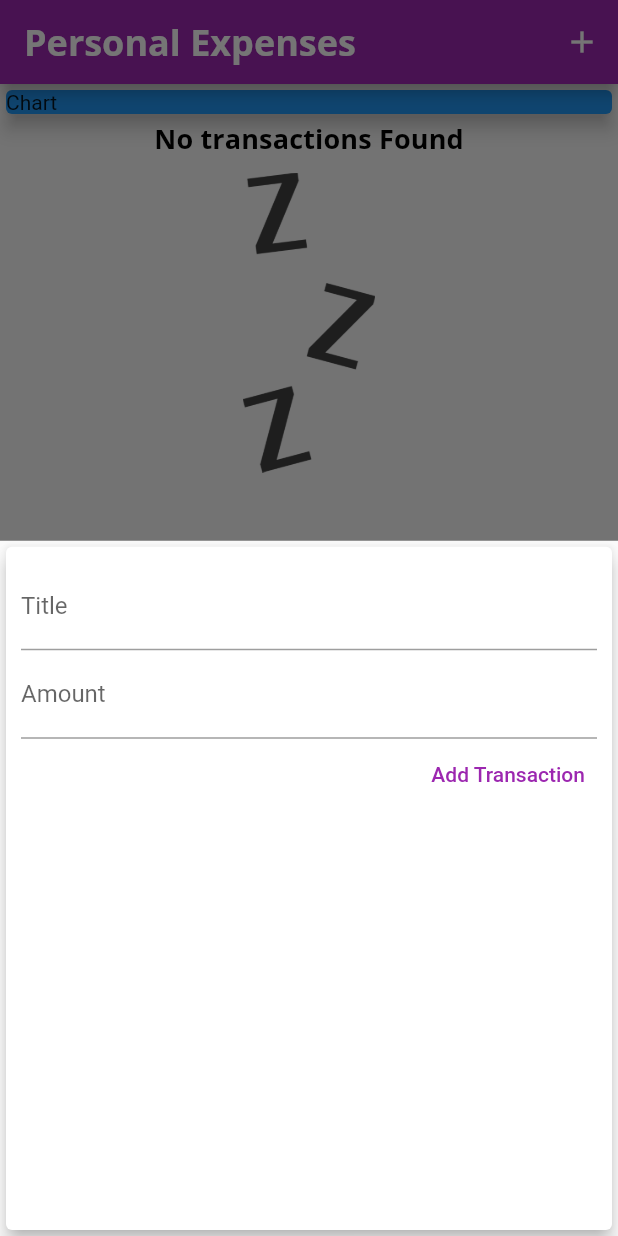
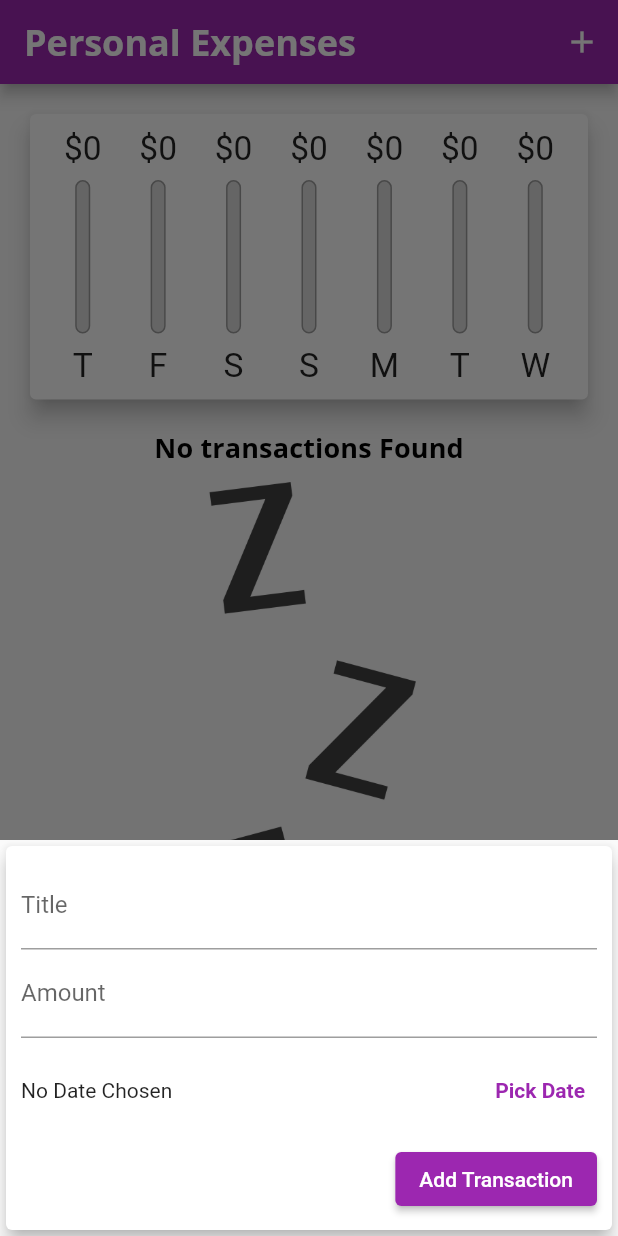
Before and after one commit to MesselemYoucef/flutter_application_expenses, a Flutter app: the screen it shows after launch, after a tap on the "add" icon, on a phone screen of 412 x 824 dp. Run offline on Flutter 3.47's test engine with Material 2 defaults, Android fonts, the phone set to English and light mode, and no system bars.

Commit message:
Finalized the separate widget projects

```diff
--- a/lib/main.dart
+++ b/lib/main.dart
@@ -1,16 +1,22 @@
+import 'dart:io';
+
+import 'package:flutter/cupertino.dart';
 import 'package:flutter/material.dart';
+import 'package:flutter/cupertino.dart';
 import './widgets/new_transaction.dart';
+import './widgets/chart.dart';
 
 import './models/transaction.dart';
 import './widgets/transaction_list.dart';
 
 void main() {
+  // WidgetsFlutterBinding.ensureInitialized();
+  // SystemChrome.setPreferredOrientations([DeviceOrientation.portraitUp, DeviceOrientation.portraitDown]);
   runApp(MyApp());
 }
 
 class MyApp extends StatelessWidget {
   MyApp({Key? key}) : super(key: key);
-
 
   final ThemeData theme = ThemeData();
   // This widget is the root of your application.
@@ -26,15 +32,18 @@ class MyApp extends StatelessWidget {
             ),
         fontFamily: "OpenSans",
         textTheme: ThemeData.light().textTheme.copyWith(
-        titleSmall: TextStyle(fontFamily: "OpenSans", fontWeight: FontWeight.bold, fontSize: 18),
+              titleSmall: TextStyle(
+                  fontFamily: "OpenSans",
+                  fontWeight: FontWeight.bold,
+                  fontSize: 18),
             ),
         appBarTheme: const AppBarTheme(
           titleTextStyle: TextStyle(
               fontFamily: "OpenSans",
               fontSize: 24,
-          fontWeight: FontWeight.bold
+              fontWeight: FontWeight.bold),
         ),
-       )
+        errorColor: Colors.grey,
       ),
       home: MyHomePage(),
     );
@@ -49,41 +58,42 @@ class MyHomePage extends StatefulWidget {
 }
 
 class _MyHomePageState extends State<MyHomePage> {
-  final List<Transaction> _userTransactions = [
-    // Transaction(
-    //     id: 'T1', title: "New shoes", amount: 10.99, date: DateTime.now()),
-    // Transaction(
-    //     id: 'T2',
-    //     title: "Weekly Groceries",
-    //     amount: 99.99,
-    //     date: DateTime.now()),
-    // Transaction(
-    //     id: 'T3',
-    //     title: "Car Maintenance",
-    //     amount: 102.99,
-    //     date: DateTime.now()),
-    // Transaction(
-    //     id: 'T4', title: "New Cloths", amount: 47.99, date: DateTime.now()),
-  ];
+  final List<Transaction> _userTransactions = [];
+  bool _showChart = false;
 
-  void _addNewTransactions(String title, double amount) {
+  void _addNewTransactions(String title, double amount, DateTime chosenDate) {
     final newTx = Transaction(
         id: DateTime.now().toString(),
         title: title,
         amount: amount,
-        date: DateTime.now());
+        date: chosenDate);
     setState(() {
       _userTransactions.add(newTx);
     });
   }
 
-  // String? titleInput;
+  void _deleteTransaction(String id) {
+    setState(() {
+      _userTransactions.removeWhere((element) => element.id == id);
+    });
+  }
+
+  List<Transaction> get _recentTransactions {
+    return _userTransactions.where((tx) {
+      return tx.date.isAfter(
+        DateTime.now().subtract(
+          Duration(days: 7),
+        ),
+      );
+    }).toList();
+  }
+
   void _startAddNewTransaction(BuildContext context) {
     showModalBottomSheet(
         context: context,
         builder: (_) {
           return GestureDetector(
-            onTap: (){},
+            onTap: () {},
             behavior: HitTestBehavior.opaque,
             child: NewTransaction(_addNewTransactions),
           );
@@ -92,32 +102,99 @@ class _MyHomePageState extends State<MyHomePage> {
 
   @override
   Widget build(BuildContext context) {
-    return Scaffold(
-      appBar: AppBar(
+    final mediaQuery = MediaQuery.of(context);
+    final isLandscape = mediaQuery.orientation == Orientation.landscape;
+    final dynamic appBar = Platform.isIOS
+        ? CupertinoNavigationBar(
+            middle: Text("Personal Expenses"),
+            trailing: Row(
+              mainAxisSize: MainAxisSize.min,
+              children: [
+                GestureDetector(
+                  child: Icon(CupertinoIcons.add),
+                  onTap: () => _startAddNewTransaction(context),
+                ),
+              ],
+            ),
+          )
+        : AppBar(
             title: const Text("Personal Expenses"),
-        actions: [IconButton(onPressed: () {_startAddNewTransaction(context);},
-        icon: Icon(Icons.add))],
-      ),
-      body: SingleChildScrollView(
+            actions: [
+              IconButton(
+                  onPressed: () {
+                    _startAddNewTransaction(context);
+                  },
+                  icon: Icon(Icons.add))
+            ],
+          );
+
+    final txList = Container(
+      height:
+          (MediaQuery.of(context).size.height - appBar.preferredSize.height) *
+              0.7,
+      child: TransactionList(_userTransactions, _deleteTransaction),
+    );
+
+    final pageBody = SafeArea(
+      child: SingleChildScrollView(
         child: Column(
-          // mainAxisAlignment: MainAxisAlignment.start,
           crossAxisAlignment: CrossAxisAlignment.stretch,
           children: [
+            if (isLandscape)
+              Row(
+                mainAxisAlignment: MainAxisAlignment.center,
+                children: [
+                  Text('Show Chart', style: Theme.of(context).textTheme.titleSmall),
+                  Switch.adaptive(
+                    activeColor: Theme.of(context).backgroundColor,
+                    value: _showChart,
+                    onChanged: (val) {
+                      setState(() {
+                        _showChart = val;
+                      });
+                    },
+                  )
+                ],
+              ),
+            if (!isLandscape)
               Container(
-              width: double.infinity,
-              child: const Card(
-                elevation: 5.0,
-                color: Colors.blue,
-                child: Text("Chart"),
+                height: (mediaQuery.size.height -
+                        appBar.preferredSize.height -
+                        mediaQuery.padding.top) *
+                    0.3,
+                child: Chart(_recentTransactions),
               ),
-            ),
-            TransactionList(_userTransactions),
+            if (!isLandscape) txList,
+            if (isLandscape)
+              _showChart
+                  ? Container(
+                      height: (mediaQuery.size.height -
+                              appBar.preferredSize.height -
+                              mediaQuery.padding.top) *
+                          0.7,
+                      child: Chart(_recentTransactions),
+                    )
+                  : txList
           ],
         ),
       ),
-      floatingActionButtonLocation: FloatingActionButtonLocation.centerFloat,
-      floatingActionButton: FloatingActionButton(
-        onPressed: () {_startAddNewTransaction(context);},
+    );
+    return Platform.isIOS
+        ? CupertinoPageScaffold(
+            navigationBar: appBar,
+            child: pageBody,
+          )
+        : Scaffold(
+            appBar: appBar,
+            body: pageBody,
+            floatingActionButtonLocation:
+                FloatingActionButtonLocation.centerFloat,
+            floatingActionButton: Platform.isIOS
+                ? Container()
+                : FloatingActionButton(
+                    onPressed: () {
+                      _startAddNewTransaction(context);
+                    },
                     child: Icon(Icons.add),
                   ),
           );
--- /dev/null
+++ b/lib/widgets/adaptive_button.dart
@@ -0,0 +1,38 @@
+import 'dart:io';
+
+import 'package:flutter/material.dart';
+import 'package:flutter/cupertino.dart';
+
+
+
+class AdaptiveButton extends StatelessWidget {
+  final String text;
+  final Function handler;
+  AdaptiveButton(this.handler, this.text);
+
+  @override
+  Widget build(BuildContext context) {
+    return Platform.isIOS ? CupertinoButton(
+                      onPressed: (){
+                        handler();
+                      },
+                      child: Text(
+                        text,
+                        style: const TextStyle(
+                          fontWeight: FontWeight.bold,
+                        ),
+                      ),
+                    )
+                    :TextButton(
+                      onPressed: (){
+                        handler();
+                      },
+                      child: Text(
+                        text,
+                        style: const TextStyle(
+                          fontWeight: FontWeight.bold,
+                        ),
+                      ),
+                    );
+  }
+}
--- a/lib/widgets/chart.dart
+++ b/lib/widgets/chart.dart
@@ -1,16 +1,60 @@
 import 'package:flutter/material.dart';
-
-
+import 'package:intl/intl.dart';
+import '../models/transaction.dart';
+import './chart_bar.dart';
 
 class Chart extends StatelessWidget {
-  const Chart({Key? key}) : super(key: key);
+  final List<Transaction> recentTransactions;
+
+  Chart(this.recentTransactions);
+
+  List<Map<String, Object>> get groupTransactionValues {
+    return List.generate(7, (index) {
+      final weekDay = DateTime.now().subtract(Duration(days: index));
+      var totalSum = 0.0;
+
+      for (var i = 0; i < recentTransactions.length; i++) {
+        if (recentTransactions[i].date.day == weekDay.day &&
+            recentTransactions[i].date.month == weekDay.month &&
+            recentTransactions[i].date.year == weekDay.year) {
+          totalSum += recentTransactions[i].amount;
+        }
+      }
+      return {
+        'day': DateFormat.E().format(weekDay).substring(0, 1),
+        'amount': totalSum,
+      };
+    }).reversed.toList();
+  }
+
+  double get totalSpending {
+    return groupTransactionValues.fold(0.0, (sum, item) {
+      return sum + (item['amount'] as double);
+    });
+  }
 
   @override
   Widget build(BuildContext context) {
     return Card(
-      elevation: 6,
-      margin: EdgeInsets.all(20),
-      child: Row(),
-    );
+        elevation: 6,
+        margin: EdgeInsets.all(20),
+        child: Padding(
+          padding: EdgeInsets.all(10),
+          child: Row(
+            mainAxisAlignment: MainAxisAlignment.spaceAround,
+            children: groupTransactionValues.map((data) {
+              return Flexible(
+                fit: FlexFit.tight,
+                child: ChartBar(
+                  data['day'].toString(),
+                  data['amount'] as double,
+                  totalSpending == 0.0? 0.0
+                  :(data['amount'] as double) / totalSpending,
+                ),
+              );
+            }).toList(),
+          ),
+        ),
+      );
   }
 }
--- /dev/null
+++ b/lib/widgets/chart_bar.dart
@@ -0,0 +1,64 @@
+import 'package:flutter/src/foundation/key.dart';
+import 'package:flutter/src/widgets/framework.dart';
+
+import 'package:flutter/material.dart';
+
+class ChartBar extends StatelessWidget {
+  final String label;
+  final double spendingAmount;
+  final double spendingPCofTotal;
+
+  ChartBar(this.label, this.spendingAmount, this.spendingPCofTotal);
+
+  @override
+  Widget build(BuildContext context) {
+    return LayoutBuilder(
+      builder: (context, constraints) {
+        return Column(
+          children: [
+            Container(
+              height: constraints.maxHeight * 0.15,
+              child: FittedBox(
+                child: Text('\$${spendingAmount.toStringAsFixed(0)}'),
+              ),
+            ),
+            SizedBox(
+              height: constraints.maxHeight * 0.05,
+            ),
+            Container(
+              height: constraints.maxHeight * 0.6,
+              width: 10,
+              child: Stack(
+                children: [
+                  Container(
+                    decoration: BoxDecoration(
+                      border: Border.all(
+                        color: Colors.grey,
+                        width: 1.0,
+                      ),
+                      color: Color.fromRGBO(220, 220, 220, 1),
+                      borderRadius: BorderRadius.circular(20),
+                    ),
+                  ),
+                  FractionallySizedBox(
+                    heightFactor: spendingPCofTotal,
+                    child: Container(
+                      decoration: BoxDecoration(
+                        color: Theme.of(context).primaryColor,
+                        borderRadius: BorderRadius.circular(20),
+                      ),
+                    ),
+                  )
+                ],
+              ),
+            ),
+            SizedBox(
+              height: constraints.maxHeight * 0.05,
+            ),
+            Container(height: constraints.maxHeight * 0.15,child: FittedBox(child: Text(label)))
+          ],
+        );
+      },
+    );
+  }
+}
--- a/lib/widgets/new_transaction.dart
+++ b/lib/widgets/new_transaction.dart
@@ -1,9 +1,13 @@
+import 'dart:io';
+
+import 'package:flutter/cupertino.dart';
 import 'package:flutter/material.dart';
-import 'package:flutter_application_expenses/widgets/user_transactions.dart';
+import 'package:intl/intl.dart';
 
+import './adaptive_button.dart';
 
 class NewTransaction extends StatefulWidget {
-  final Function  _addNewTransactions;
+  final Function _addNewTransactions;
 
   NewTransaction(this._addNewTransactions);
 
@@ -12,26 +16,52 @@ class NewTransaction extends StatefulWidget {
 }
 
 class _NewTransactionState extends State<NewTransaction> {
-  final titleController = TextEditingController();
+  final _titleController = TextEditingController();
+  final _amountController = TextEditingController();
+  DateTime? _selectedDate;
 
-  final amountController = TextEditingController();
-
-  void submitData(){
-    final enteredTitle = titleController.text;
-    final enteredAmount = double.parse(amountController.text);
-    if(enteredTitle.isEmpty || enteredAmount <= 0){
+  void _submitData() {
+    if (_amountController.text.isEmpty) {
       return;
     }
-   widget._addNewTransactions(enteredTitle, enteredAmount);
+    final enteredTitle = _titleController.text;
+    final enteredAmount = double.parse(_amountController.text);
+
+    if (enteredTitle.isEmpty || enteredAmount <= 0 || _selectedDate == null) {
+      return;
+    }
+    widget._addNewTransactions(enteredTitle, enteredAmount, _selectedDate);
     Navigator.of(context).pop();
+  }
+
+  void _presentDatePicker() {
+    showDatePicker(
+      context: context,
+      initialDate: DateTime.now(),
+      firstDate: DateTime(2022),
+      lastDate: DateTime.now(),
+    ).then((pickedDate) {
+      if (pickedDate == null) {
+        return;
+      }
+      setState(() {
+        _selectedDate = pickedDate;
+      });
+    });
   }
 
   @override
   Widget build(BuildContext context) {
-    return Card(
+    return SingleChildScrollView(
+      child: Card(
         elevation: 5,
         child: Container(
-              padding: const EdgeInsets.all(10),
+          padding: EdgeInsets.only(
+            top: 10,
+            left: 10,
+            right: 10,
+            bottom: MediaQuery.of(context).viewInsets.bottom + 10,
+          ),
           child: Column(
             crossAxisAlignment: CrossAxisAlignment.end,
             children: [
@@ -39,30 +69,46 @@ class _NewTransactionState extends State<NewTransaction> {
                 decoration: const InputDecoration(
                   labelText: "Title",
                 ),
-                    controller: titleController,
-                    onSubmitted: (_)=>submitData(),
+                controller: _titleController,
+                onSubmitted: (_) => _submitData(),
                 // onChanged: (value){titleInput = value;},
               ),
               TextField(
                 decoration: const InputDecoration(
                   labelText: "Amount",
                 ),
-                    controller: amountController,
+                controller: _amountController,
                 keyboardType: TextInputType.numberWithOptions(decimal: true),
-                    onSubmitted: (_)=> submitData(),
+                onSubmitted: (_) => _submitData(),
                 // onChanged: (value){amountInput = value;},
               ),
-                  TextButton(
+              Container(
+                height: 70,
+                child: Row(
+                  children: [
+                    Expanded(
+                      child: Text(
+                        _selectedDate == null
+                            ? "No Date Chosen"
+                            : "Chosen Date: ${DateFormat.yMd().format(_selectedDate!)}",
+                      ),
+                    ),
+                    AdaptiveButton(_presentDatePicker, "Pick Date"),
+                  ],
+                ),
+              ),
+              ElevatedButton(
                 style: ButtonStyle(
-                        foregroundColor:
-                            MaterialStateProperty.all(Colors.purple)),
-                    // onPressed: () {print(titleInput);print(amountInput);},
-                    onPressed: (){
-                     submitData();
+                    foregroundColor: MaterialStateProperty.all(Colors.white)),
+                onPressed: () {
+                  _submitData();
                 },
-                    child: const Text("Add Transaction"),
+                child: const Text(
+                  "Add Transaction",
+                ),
               ),
             ],
+          ),
         ),
       ),
     );
```
Also changed, not shown: lib/widgets/transaction_list.dart (+37 -40 lines). Lines whose indentation alone changed are shown as unchanged.
